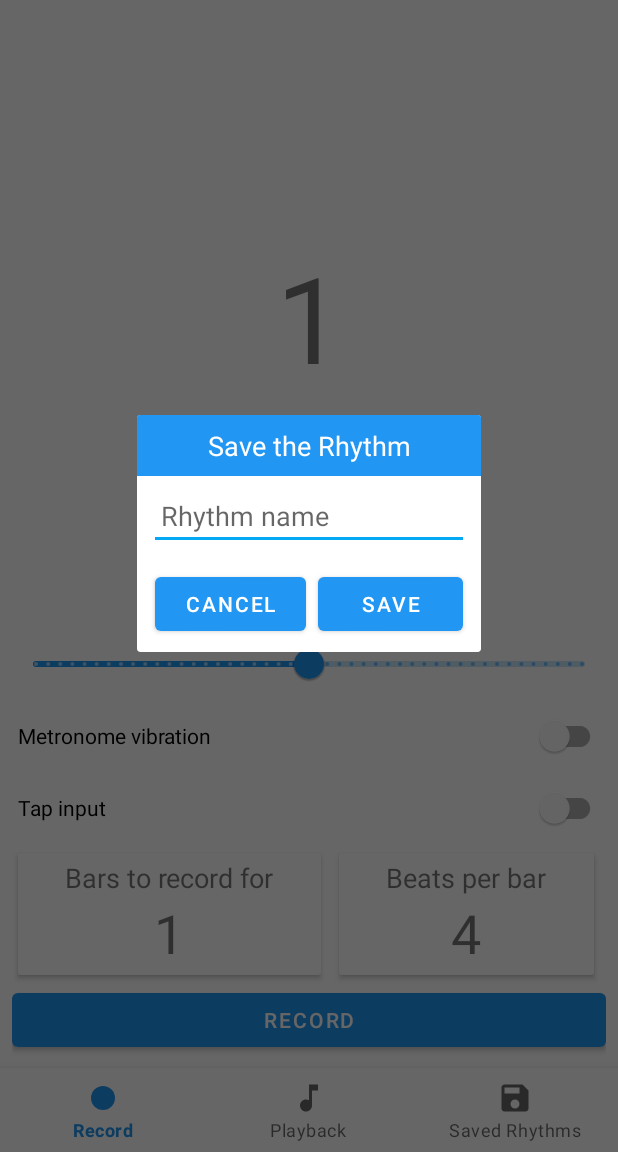
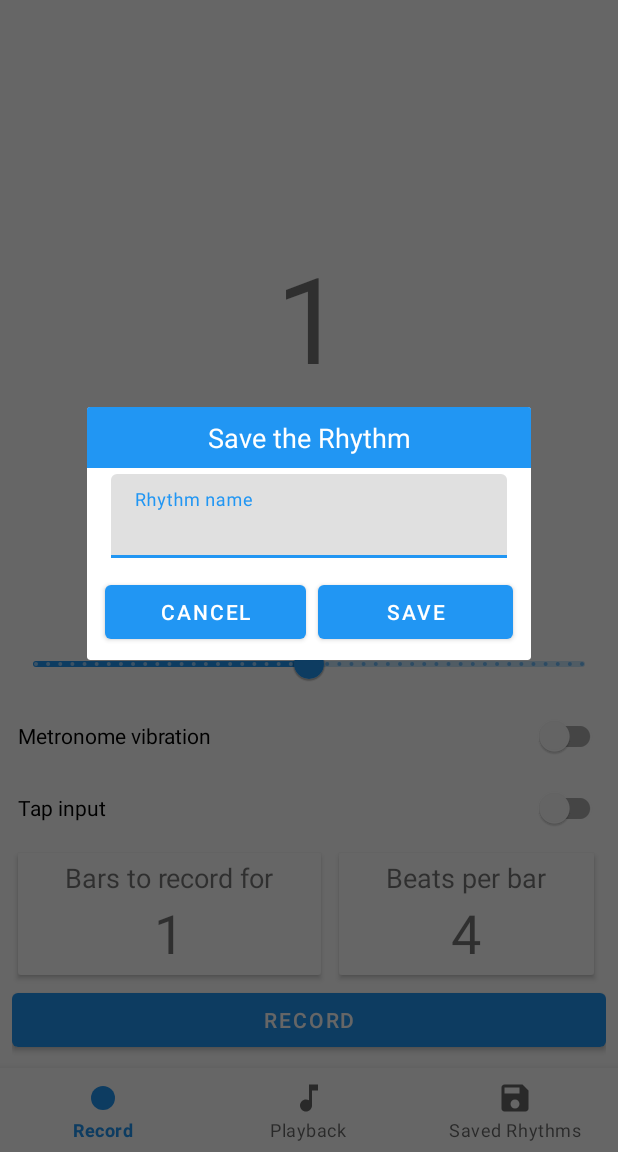
Before and after one commit to MC-Coomber/RhythmNotator, an Android app: the fragment SaveDialogFragment placed in its activity, after a tap on "SAVE", on a phone screen of 412 x 824 dp, the part 84-1236 px from its top. Run offline under Robolectric (Android 15) with nearby library versions, the phone set to English and light mode, and no system bars; network calls fail.

Commit message:
Added validation to rhythm names

```diff
--- a/app/src/main/java/com/example/rhythmnotator/fragments/SaveDialogFragment.kt
+++ b/app/src/main/java/com/example/rhythmnotator/fragments/SaveDialogFragment.kt
@@ -7,6 +7,7 @@ import android.view.LayoutInflater
 import android.view.View
 import android.view.ViewGroup
 import androidx.fragment.app.DialogFragment
+import com.example.rhythmnotator.R
 import com.example.rhythmnotator.utils.ExtendedContext
 import com.example.rhythmnotator.databinding.DialogSaveBinding
 
@@ -33,7 +34,20 @@ class SaveDialogFragment : DialogFragment() {
 
             val context = activity!!.applicationContext as ExtendedContext
 
-            val fileName = binding.fileNameInput.text.toString()
+            val fileName = binding.fileNameInput.editText?.text.toString()
+
+            when {
+                context.fileList().contains(fileName) -> {
+                    binding.fileNameInput.isErrorEnabled = true
+                    binding.fileNameInput.error = getString(R.string.rhytm_used_error)
+
+                }
+                fileName.contains('/') -> {
+                    binding.fileNameInput.isErrorEnabled = true
+                    binding.fileNameInput.error = getString(R.string.reserved_characters_error)
+
+                }
+                else -> {
                     val bpm = context.bpm.toString()
                     val beatsInABar = context.beatsInABar.toString()
                     val rhythm = context.currentNoteData
@@ -48,6 +62,9 @@ class SaveDialogFragment : DialogFragment() {
 
                     dismiss()
                 }
+            }
+
+        }
 
         binding.cancelButton.setOnClickListener {
             dismiss()
--- a/app/src/main/res/layout/dialog_save.xml
+++ b/app/src/main/res/layout/dialog_save.xml
@@ -16,9 +16,9 @@
         android:textColor="@android:color/white"
         android:textSize="18sp" />
 
-    <EditText
+    <com.google.android.material.textfield.TextInputLayout
         android:id="@+id/file_name_input"
-        android:layout_width="match_parent"
+        android:layout_width="280dp"
         android:layout_height="wrap_content"
         android:ems="10"
         android:hint="@string/rhythm_name"
@@ -26,7 +26,14 @@
         android:paddingHorizontal="8dp"
         android:importantForAutofill="no"
         android:layout_marginVertical="4dp"
-        android:layout_marginHorizontal="8dp"/>
+        android:layout_marginHorizontal="8dp">
+
+        <com.google.android.material.textfield.TextInputEditText
+            android:layout_width="match_parent"
+            android:layout_height="wrap_content"
+        />
+
+    </com.google.android.material.textfield.TextInputLayout>
 
     <LinearLayout
         android:layout_width="match_parent"
--- a/app/src/main/res/values/strings.xml
+++ b/app/src/main/res/values/strings.xml
@@ -28,4 +28,6 @@
     <string name="no_rhythm_msg">Rhythms that you record will be displayed here. To record a rhythm, go to the record tab.</string>
     <string name="app_title">Rhythm Notator</string>
     <string name="cannot_edit">Cannot change while recording</string>
+    <string name="rhytm_used_error">Rhythm name has already been used</string>
+    <string name="reserved_characters_error">Rhythm name cannot contain reserved characters</string>
 </resources>
```
Lines whose indentation alone changed are shown as unchanged.
